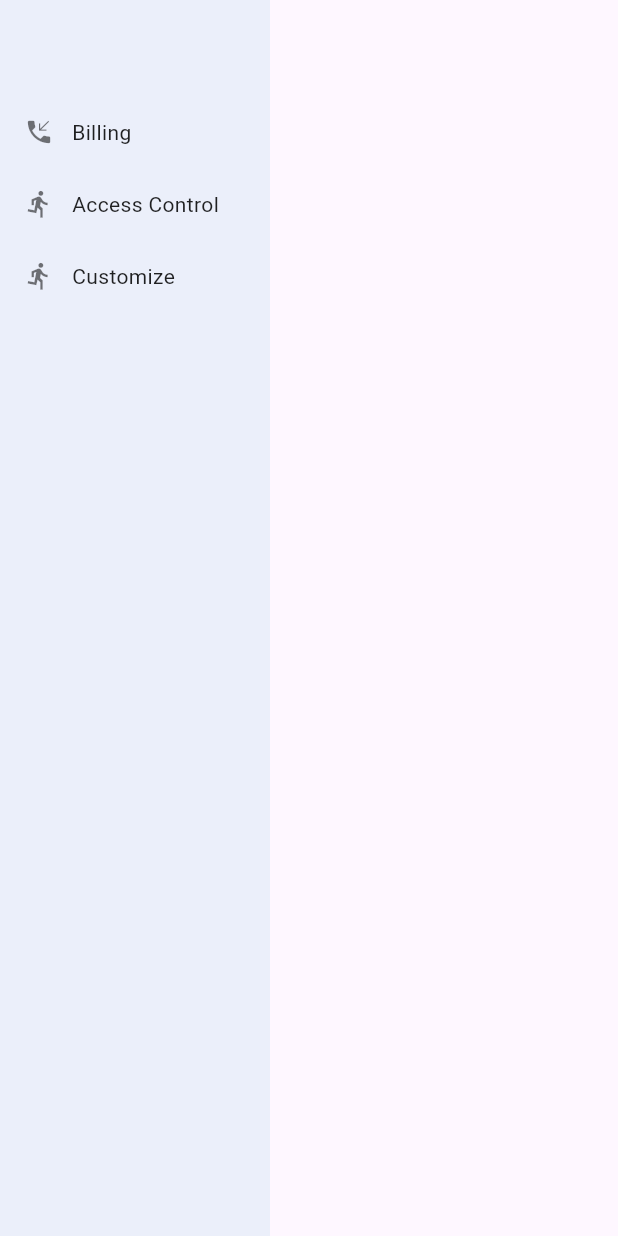
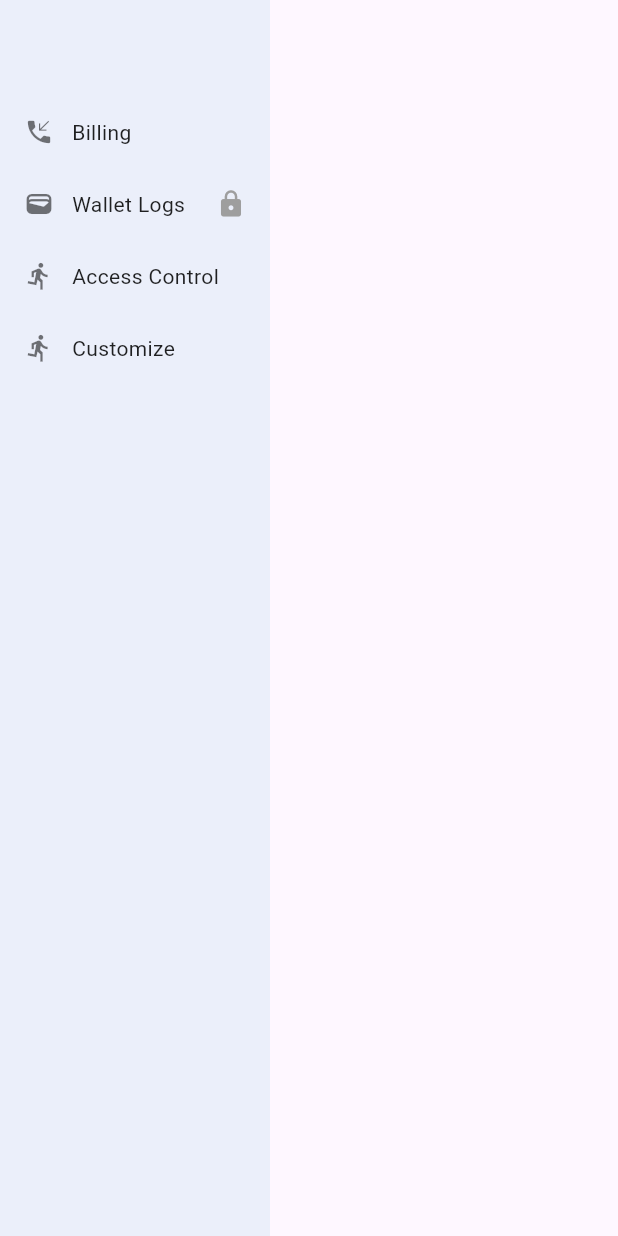
Before and after one commit to owaispatel75/sahibot_crm_web, a Flutter app: the BillingSidebar widget shown alone on an empty page, opened directly, on a phone screen of 412 x 824 dp. Run offline on Flutter 3.47's test engine with Material 3 defaults, Android fonts, the light colour scheme and no system bars; our stand-ins replace go_router; accounts and stored records are empty.

Commit message:
Update billing_sidebar.dart

```diff
--- a/lib/widgets/billing_sidebar.dart
+++ b/lib/widgets/billing_sidebar.dart
@@ -62,6 +62,13 @@ class BillingSidebar extends StatelessWidget {
           ),
           _menuItem(
             context,
+            label: 'Wallet Logs',
+            icon: Icons.wallet,
+            route: '/walletlogs',
+            isSelected: currentPath == '/walletlogs',
+          ),
+          _menuItem(
+            context,
             label: 'Access Control',
             icon: Icons.directions_run,
             route: '/accesscontrol',
@@ -103,7 +110,10 @@ class BillingSidebar extends StatelessWidget {
     required bool isSelected,
   }) {
     return InkWell(
-      onTap: () => context.go(route),
+      onTap: () {
+        if (route != "/walletlogs") context.go(route);
+      },
+      // onTap: () => context.go(route),
       child: Container(
         padding: const EdgeInsets.symmetric(horizontal: 16, vertical: 14),
         color: isSelected ? AppCustomTheme.lightBlueBg : Colors.transparent,
@@ -125,6 +135,9 @@ class BillingSidebar extends StatelessWidget {
                 ),
               ),
             ),
+            const SizedBox(width: 12),
+            if (label == "Wallet Logs")
+              Icon(Icons.lock, size: 20, color: Colors.grey),
           ],
         ),
       ),
```
